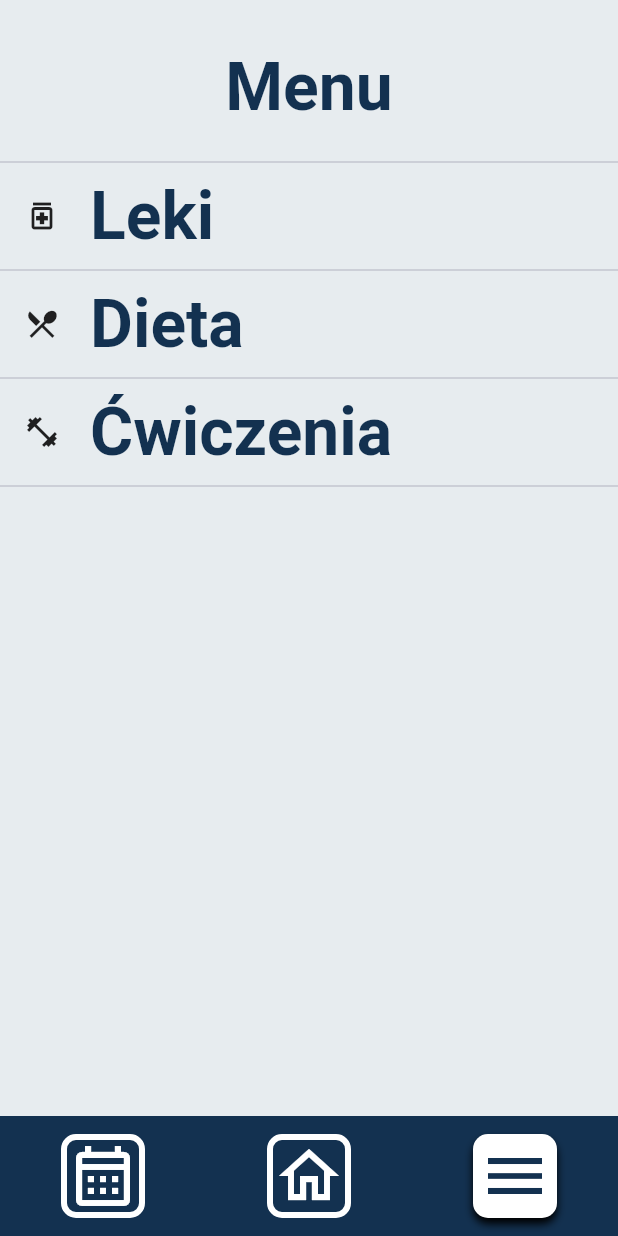
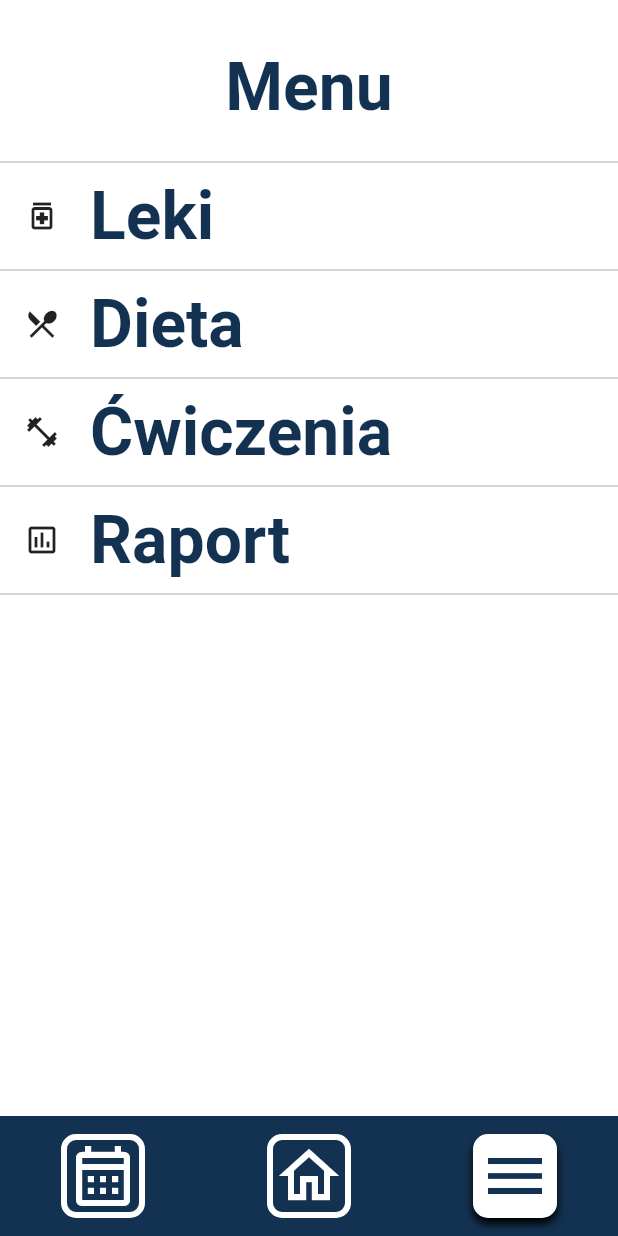
Before and after one commit to pikol93/PG_SLEMA, a Flutter app: the screen it shows after launch, item 3 of the bottom bar chosen, on a phone screen of 412 x 824 dp. Run offline on Flutter 3.47's test engine with Material 3 defaults, Android fonts, the phone set to English and light mode, and no system bars; our stand-ins replace flutter_local_notifications, image_picker, loggy, shared_preferences, timezone; Roboto replaces fonts that are missing (Dongle).

Commit message:
SLEMA-103 fix menu

```diff
--- /dev/null
+++ b/SlemaForAndroid/lib/features/menu/presentation/screen/menu_screen.dart
@@ -0,0 +1,50 @@
+import 'package:flutter/material.dart';
+import 'package:pg_slema/features/menu/presentation/widget/menu_screen_button.dart';
+import 'package:pg_slema/features/well_being_assessment/presentation/screen/assessment_screen.dart';
+
+class MenuScreen extends StatelessWidget {
+  const MenuScreen({super.key});
+
+  @override
+  Widget build(BuildContext context) {
+    return Column(
+      children: [
+        SizedBox(
+          height: 100,
+          child: Padding(
+            padding: const EdgeInsets.only(top: 30.0),
+            child: Text(
+              "Menu",
+              style: Theme.of(context).textTheme.headlineLarge,
+            ),
+          ),
+        ),
+        const Divider(),
+        const MenuScreenButton(
+          iconData: Icons.medication_outlined,
+          label: 'Leki',
+          destinationIndex: 3,
+        ),
+        const Divider(),
+        const MenuScreenButton(
+          iconData: Icons.restaurant_menu_outlined,
+          label: 'Dieta',
+          destinationIndex: 4,
+        ),
+        const Divider(),
+        const MenuScreenButton(
+          iconData: Icons.fitness_center_outlined,
+          label: 'Ćwiczenia',
+          destinationIndex: 5,
+        ),
+        const Divider(),
+        const MenuScreenButton(
+          iconData: Icons.assessment_outlined,
+          label: 'Raport',
+          destinationIndex: 6,
+        ),
+        const Divider()
+      ],
+    );
+  }
+}
--- a/SlemaForAndroid/lib/features/menu/presentation/widget/menu_screen.dart
+++ /dev/null
@@ -1,46 +0,0 @@
-import 'package:flutter/material.dart';
-import 'package:pg_slema/features/menu/presentation/widget/menu_screen_button.dart';
-
-class MenuScreen extends StatelessWidget {
-  const MenuScreen({super.key});
-
-  @override
-  Widget build(BuildContext context) {
-    return Container(
-      color: const Color(0xFFE7ECEF), //TODO
-      child: Column(
-        children: [
-          SizedBox(
-            height: 100,
-            child: Padding(
-              padding: const EdgeInsets.only(top: 30.0),
-              child: Text(
-                "Menu",
-                style: Theme.of(context).textTheme.headlineLarge,
-              ),
-            ),
-          ),
-          const Divider(),
-          const MenuScreenButton(
-            iconData: Icons.medication_outlined,
-            label: 'Leki',
-            destinationIndex: 3,
-          ),
-          const Divider(),
-          const MenuScreenButton(
-            iconData: Icons.restaurant_menu_outlined,
-            label: 'Dieta',
-            destinationIndex: 4,
-          ),
-          const Divider(),
-          const MenuScreenButton(
-            iconData: Icons.fitness_center_outlined,
-            label: 'Ćwiczenia',
-            destinationIndex: 5,
-          ),
-          const Divider(),
-        ],
-      ),
-    );
-  }
-}
--- a/SlemaForAndroid/lib/features/menu/presentation/widget/menu_screen_button.dart
+++ b/SlemaForAndroid/lib/features/menu/presentation/widget/menu_screen_button.dart
@@ -17,9 +17,9 @@ class MenuScreenButton extends StatelessWidget {
   Widget build(BuildContext context) {
     final controller = Provider.of<MainScreenController>(context);
 
-    return Padding(
-      padding: const EdgeInsets.all(16.0),
-      child: InkWell(
+    return InkWell(
+      child: Padding(
+        padding: const EdgeInsets.all(16.0),
         child: Row(
           children: [
             Icon(
@@ -36,10 +36,10 @@ class MenuScreenButton extends StatelessWidget {
             ),
           ],
         ),
-        onTap: () {
-          controller.onTabTapped(destinationIndex);
-        },
       ),
+      onTap: () {
+        controller.onTabTapped(destinationIndex);
+      },
     );
   }
 }
--- a/SlemaForAndroid/lib/main/presentation/screen/main_screen.dart
+++ b/SlemaForAndroid/lib/main/presentation/screen/main_screen.dart
@@ -6,7 +6,8 @@ import 'package:pg_slema/features/medicine/presentation/screen/all_medicines_scr
 import 'package:pg_slema/main/presentation/controller/main_screen_controller.dart';
 import 'package:pg_slema/main/presentation/widget/custom_navigation_destination.dart';
 import 'package:provider/provider.dart';
-import 'package:pg_slema/features/menu/presentation/widget/menu_screen.dart';
+import 'package:pg_slema/features/menu/presentation/screen/menu_screen.dart';
+import 'package:pg_slema/features/well_being_assessment/presentation/screen/assessment_screen.dart';
 
 class MainScreen extends StatefulWidget {
   const MainScreen({super.key});
@@ -60,6 +61,7 @@ class MainScreenState extends State<MainScreen> {
         const AllMedicinesScreen(),
         const DietScreen(),
         const ExercisesScreen(),
+        const AssessmentScreen()
       ][controller.currentIndex],
     );
   }
```
